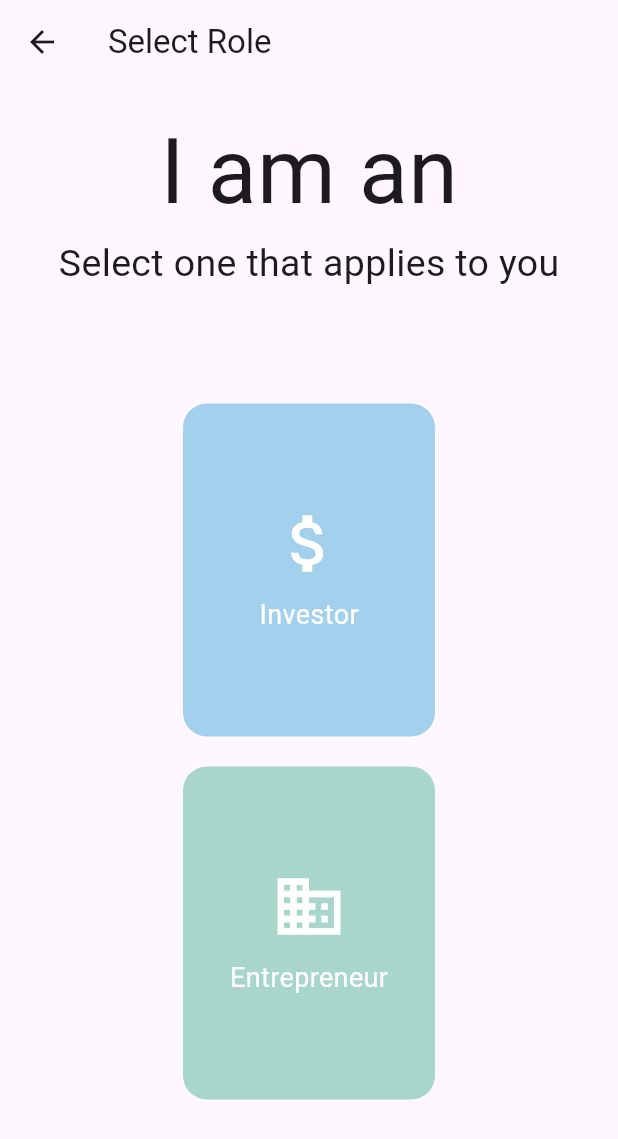
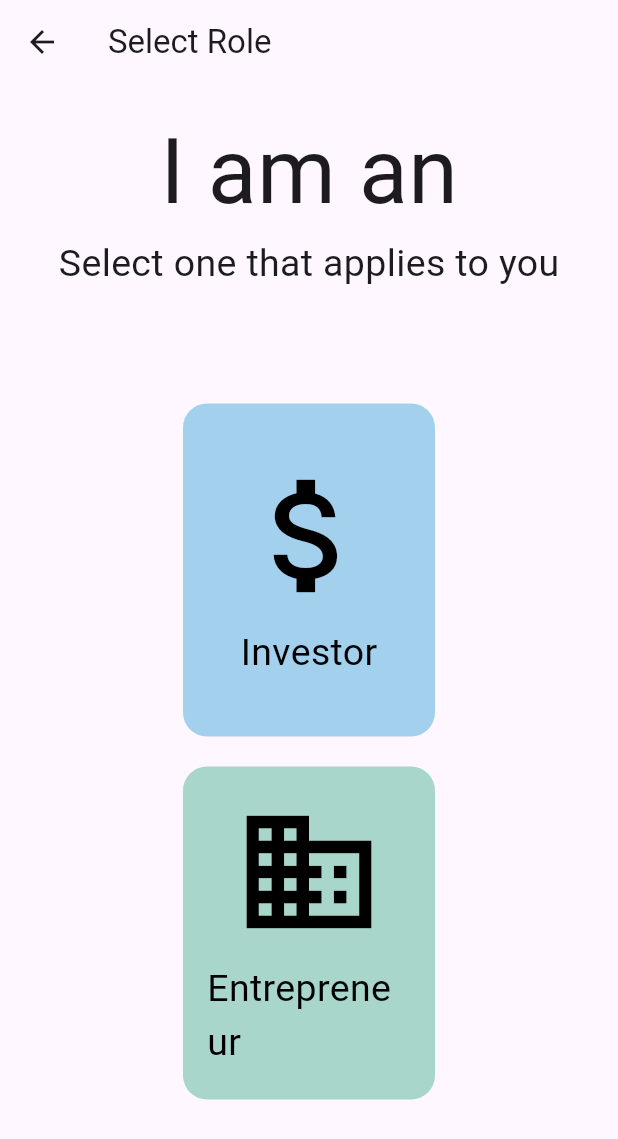
Before and after one commit to Project-Kuraz-Group-8/E-and-I-Mobile-App, a Flutter app: the RoleSelectionPage screen opened directly, after a tap on "Entrepreneur", on a phone screen of 412 x 824 dp. Shown: the top 1139 px of the screen. Run offline on Flutter 3.47's test engine with Material 3 defaults, Android fonts, the phone set to English and light mode, and no system bars.

Commit message:
make the screens

```diff
--- a/lib/Screen/Role.dart
+++ b/lib/Screen/Role.dart
@@ -39,11 +39,11 @@ class RoleSelectionPage extends StatelessWidget {
                           child: Column(
                             mainAxisAlignment: MainAxisAlignment.center,
                             children: [
-                              Icon(Icons.attach_money, size: 50, color: Colors.white),
+                              Icon(Icons.attach_money, size: 100, color: Colors.black),
                               SizedBox(height: 10),
                               Text(
                                 'Investor',
-                                style: TextStyle(fontSize: 18, color: Colors.white),
+                                style: TextStyle(fontSize: 25, color: Colors.black),
                               ),
                             ],
                           ),
@@ -53,7 +53,7 @@ class RoleSelectionPage extends StatelessWidget {
                     SizedBox(height: 20),
                     GestureDetector(
                       onTap: () {
-                        Navigator.pushNamed(context, '/entrepreneur');
+                        Navigator.pushNamed(context, 'entrepreneur');
                       },
                       child: Container(
                         height: 222,
@@ -67,11 +67,11 @@ class RoleSelectionPage extends StatelessWidget {
                           child: Column(
                             mainAxisAlignment: MainAxisAlignment.center,
                             children: [
-                              Icon(Icons.business, size: 50, color: Colors.white),
+                              Icon(Icons.business, size: 100, color: Colors.black),
                               SizedBox(height: 10),
                               Text(
                                 'Entrepreneur',
-                                style: TextStyle(fontSize: 18, color: Colors.white),
+                                style: TextStyle(fontSize: 25, color: Colors.black),
                               ),
                             ],
                           ),
--- a/pubspec.yaml
+++ b/pubspec.yaml
@@ -35,6 +35,7 @@ dependencies:
   # The following adds the Cupertino Icons font to your application.
   # Use with the CupertinoIcons class for iOS style icons.
   cupertino_icons: ^1.0.6
+  cached_network_image: ^3.2.3
 
 dev_dependencies:
   flutter_test:
```
Also changed, not shown: pubspec.lock.
